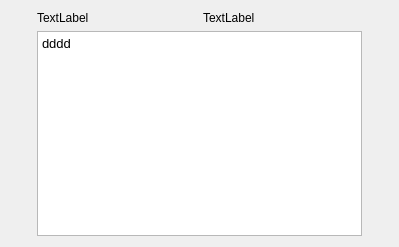
envsh/tox-homeserver, file qofia/message_item_view.ui: the form before one commit.
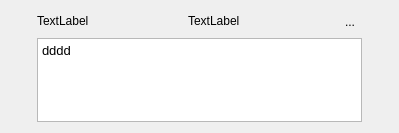
The form after the commit. Icons and pictures are not drawn.

Patch:
```diff
--- a/qofia/message_item_view.ui
+++ b/qofia/message_item_view.ui
@@ -7,7 +7,7 @@
     <x>0</x>
     <y>0</y>
     <width>399</width>
-    <height>247</height>
+    <height>133</height>
    </rect>
   </property>
   <property name="windowTitle">
@@ -65,10 +65,32 @@
          </property>
         </widget>
        </item>
+       <item>
+        <widget class="QToolButton" name="toolButton">
+         <property name="text">
+          <string>...</string>
+         </property>
+         <property name="autoRaise">
+          <bool>true</bool>
+         </property>
+        </widget>
+       </item>
       </layout>
      </item>
      <item>
       <widget class="QTextBrowser" name="textBrowser">
+       <property name="sizePolicy">
+        <sizepolicy hsizetype="Expanding" vsizetype="Preferred">
+         <horstretch>0</horstretch>
+         <verstretch>0</verstretch>
+        </sizepolicy>
+       </property>
+       <property name="horizontalScrollBarPolicy">
+        <enum>Qt::ScrollBarAlwaysOff</enum>
+       </property>
+       <property name="sizeAdjustPolicy">
+        <enum>QAbstractScrollArea::AdjustToContents</enum>
+       </property>
        <property name="html">
         <string>&lt;!DOCTYPE HTML PUBLIC &quot;-//W3C//DTD HTML 4.0//EN&quot; &quot;http://www.w3.org/TR/REC-html40/strict.dtd&quot;&gt;
 &lt;html&gt;&lt;head&gt;&lt;meta name=&quot;qrichtext&quot; content=&quot;1&quot; /&gt;&lt;style type=&quot;text/css&quot;&gt;
```
Left out of the diff: 1 changed line with no effect on the pictures.
